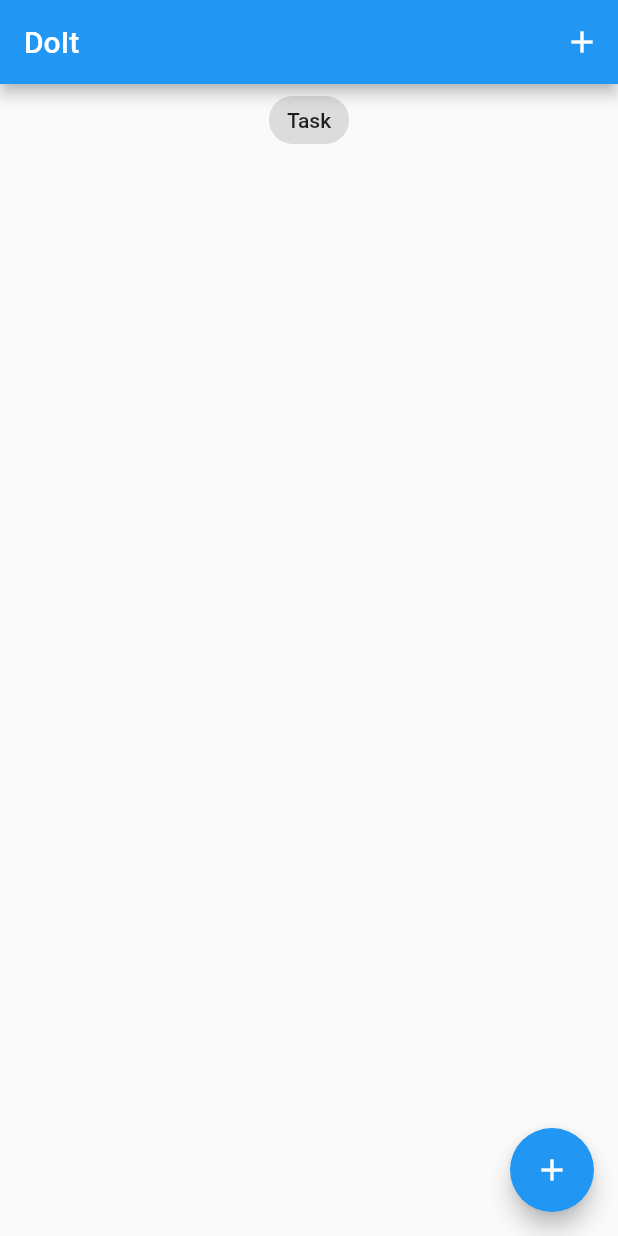
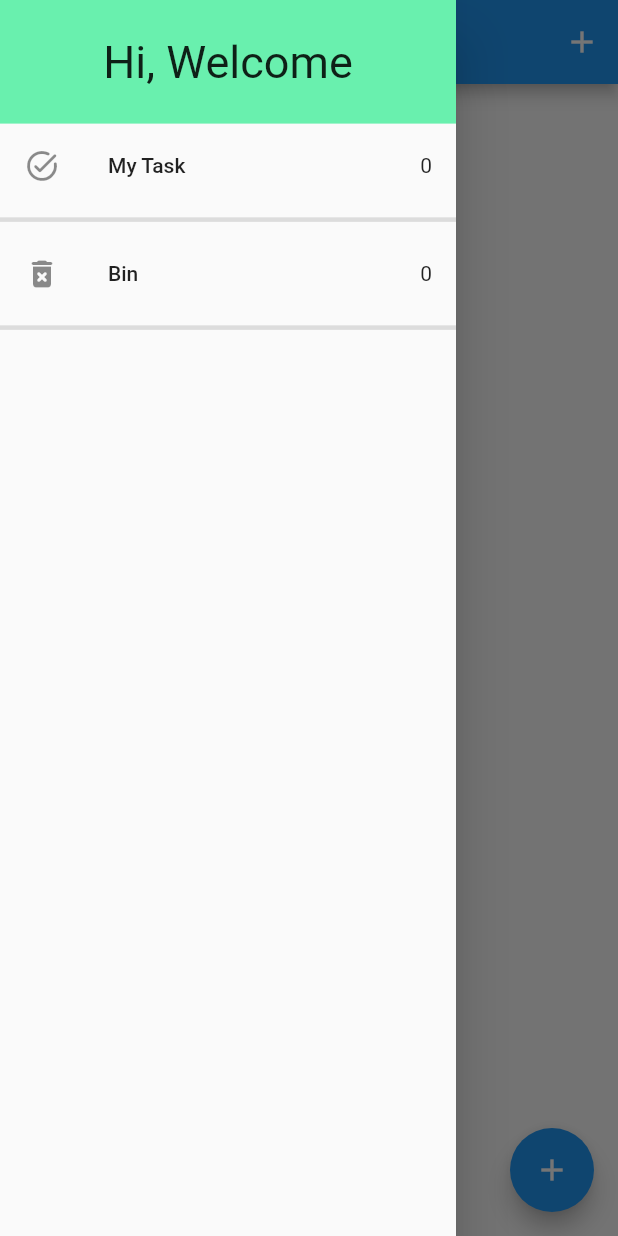
Before and after one commit to vishnu303/Do-It, a Flutter app: the screen it shows after launch, with the side drawer open (before the commit the screen has no drawer), on a phone screen of 412 x 824 dp. Run offline on Flutter 3.47's test engine with Material 2 defaults, Android fonts, the phone set to English and light mode, and no system bars; our stand-ins replace equatable, flutter_bloc, hydrated_bloc.

Commit message:
added bin

```diff
--- a/lib/blocs/task_bloc/task_bloc.dart
+++ b/lib/blocs/task_bloc/task_bloc.dart
@@ -9,9 +9,12 @@ part 'task_state.dart';
 
 class TaskBloc extends HydratedBloc<TaskEvent, TaskState> {
   TaskBloc() : super(const TaskState()) {
+    // add task
     on<AddTask>((event, emit) {
       emit(TaskState(taskList: List.from(state.taskList)..add(event.task)));
     });
+
+    //update task when marked it as done
     on<UpdateTask>((event, emit) {
       final state = this.state;
       final task = event.task;
@@ -27,10 +30,26 @@ class TaskBloc extends HydratedBloc<TaskEvent, TaskState> {
       // print(state.taskList);
       emit(TaskState(taskList: taskList));
     });
+
+    // delete Task
     on<DeleteTask>((event, emit) {
       final state = this.state;
 
-      emit(TaskState(taskList: List.from(state.taskList)..remove(event.task)));
+      emit(TaskState(
+          taskList: state.taskList,
+          removedTasks: List.from(state.removedTasks)..remove(event.task)));
+    });
+
+    on<RemoveTask>((event, emit) {
+      final state = this.state;
+
+      emit(
+        TaskState(
+          taskList: List.from(state.taskList)..remove(event.task),
+          removedTasks: List.from(state.removedTasks)
+            ..add(event.task.copyWith(isDeleted: true)),
+        ),
+      );
     });
   }
 
--- a/lib/blocs/task_bloc/task_event.dart
+++ b/lib/blocs/task_bloc/task_event.dart
@@ -33,3 +33,12 @@ class DeleteTask extends TaskEvent {
   @override
   List<Object> get props => [task];
 }
+
+class RemoveTask extends TaskEvent {
+  final Task task;
+
+  const RemoveTask({required this.task});
+
+  @override
+  List<Object> get props => [task];
+}
--- a/lib/blocs/task_bloc/task_state.dart
+++ b/lib/blocs/task_bloc/task_state.dart
@@ -4,17 +4,19 @@ part of 'task_bloc.dart';
 
 class TaskState extends Equatable {
   final List<Task> taskList;
+  final List<Task> removedTasks;
 
-  const TaskState({this.taskList = const []});
+  const TaskState({this.taskList = const [], this.removedTasks = const []});
 
   @override
-  List<Object> get props => [taskList];
+  List<Object> get props => [taskList, removedTasks];
 
-//toMap for hydratedBloc
+  //toMap for hydratedBloc
 
   Map<String, dynamic> toMap() {
     return <String, dynamic>{
       'taskList': taskList.map((x) => x.toMap()).toList(),
+      'removedTasks': removedTasks.map((x) => x.toMap()).toList(),
     };
   }
 
@@ -27,10 +29,9 @@ class TaskState extends Equatable {
     //   ),
     // ));
     return TaskState(
-        taskList: List<Task>.from(
-      map['taskList'].map(
-        (x) => Task.fromMap(x),
-      ),
-    ));
+      taskList: List<Task>.from(map['taskList'].map((x) => Task.fromMap(x))),
+      removedTasks:
+          List<Task>.from(map['removedTasks'].map((x) => Task.fromMap(x))),
+    );
   }
 }
--- a/lib/screens/task_screen.dart
+++ b/lib/screens/task_screen.dart
@@ -1,4 +1,5 @@
 import 'package:do_it/screens/add_task_screen.dart';
+import 'package:do_it/widget/my_drawer.dart';
 import 'package:flutter/material.dart';
 import 'package:flutter_bloc/flutter_bloc.dart';
 
@@ -46,6 +47,7 @@ class TaskScreen extends StatelessWidget {
             tooltip: 'Add Task',
             child: const Icon(Icons.add),
           ),
+          drawer: const MyDrawer(),
         );
       },
     );
--- a/lib/widget/list_task.dart
+++ b/lib/widget/list_task.dart
@@ -11,6 +11,12 @@ class ListTask extends StatelessWidget {
   }) : super(key: key);
 
   final List<Task> taskList;
+
+  void _deleteOrRemove(BuildContext context, Task task) {
+    task.isDeleted!
+        ? context.read<TaskBloc>().add(DeleteTask(task: task))
+        : context.read<TaskBloc>().add(RemoveTask(task: task));
+  }
 
   @override
   Widget build(BuildContext context) {
@@ -26,15 +32,15 @@ class ListTask extends StatelessWidget {
                       ? TextDecoration.lineThrough
                       : null),
             ),
-            trailing: Checkbox(
+            trailing: !taskList[index].isDeleted!
+                ? Checkbox(
                     value: taskList[index].isDone,
                     onChanged: (value) => context.read<TaskBloc>()
                       ..add(UpdateTask(task: taskList[index])),
-            ),
-            onLongPress: () => context.read<TaskBloc>().add(
-                  DeleteTask(task: taskList[index]),
-                ),
+                  )
+                : null,
+            onLongPress: () => _deleteOrRemove(context, taskList[index]));
+      }),
     );
-        }));
   }
 }
--- /dev/null
+++ b/lib/widget/my_drawer.dart
@@ -0,0 +1,62 @@
+import 'package:do_it/screens/recycle_bin.dart';
+import 'package:do_it/screens/task_screen.dart';
+import 'package:flutter/material.dart';
+import 'package:flutter_bloc/flutter_bloc.dart';
+
+import '../blocs/task_bloc/task_bloc.dart';
+
+class MyDrawer extends StatelessWidget {
+  const MyDrawer({super.key});
+
+  @override
+  Widget build(BuildContext context) {
+    return SafeArea(
+      child: Drawer(
+        child: Column(
+          children: [
+            Container(
+              padding: const EdgeInsets.all(10),
+              width: double.infinity,
+              height: MediaQuery.of(context).size.height * 0.1,
+              color: Colors.greenAccent,
+              child: const Center(
+                child: Text(
+                  'Hi, Welcome',
+                  style: TextStyle(fontSize: 30),
+                ),
+              ),
+            ),
+            BlocBuilder<TaskBloc, TaskState>(
+              builder: (context, state) {
+                return ListTile(
+                  leading: const Icon(Icons.task_alt_rounded),
+                  title: const Text('My Task'),
+                  trailing: Text('${state.taskList.length}'),
+                  onTap: () {
+                    Navigator.of(context).pushReplacement(MaterialPageRoute(
+                        builder: (context) => const TaskScreen()));
+                  },
+                );
+              },
+            ),
+            const Divider(thickness: 3),
+            BlocBuilder<TaskBloc, TaskState>(
+              builder: (context, state) {
+                return ListTile(
+                  leading: const Icon(Icons.delete_forever_rounded),
+                  title: const Text('Bin'),
+                  trailing: Text('${state.removedTasks.length}'),
+                  onTap: () {
+                    Navigator.of(context).push(MaterialPageRoute(
+                        builder: (context) => const RecycleBin()));
+                  },
+                );
+              },
+            ),
+            const Divider(thickness: 3),
+          ],
+        ),
+      ),
+    );
+  }
+}
```
Also changed, not shown: lib/screens/recycle_bin.dart (added, +35 -0 lines). Lines whose indentation alone changed are shown as unchanged.
